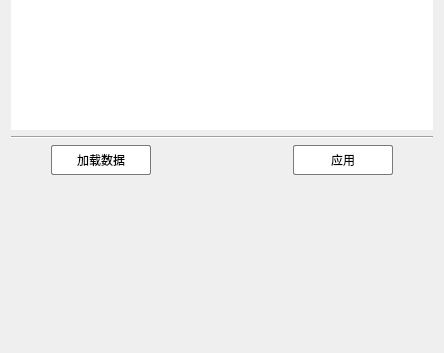
Qt form src/FormPostprocessing.ui (Aiopr-bits/MAVES) before a commit; both pictures show x 0 to 444 and y 359 to 712 of the 444 by 712 pixel window.
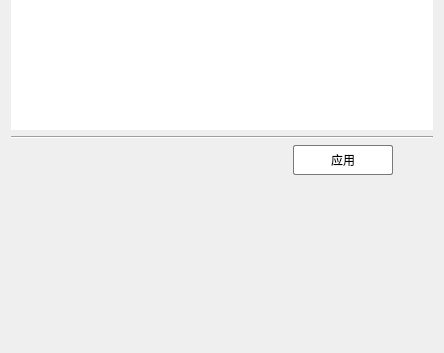
The same form after that commit. Icons and pictures are not drawn. Custom widgets are drawn as their Qt base class.

Commit message: feat:将后处理页面的加载数据案例更改为全局的案例导入功能

```diff
--- a/src/FormPostprocessing.ui
+++ b/src/FormPostprocessing.ui
@@ -720,57 +720,6 @@
      </item>
      <item>
       <layout class="QHBoxLayout" name="horizontalLayout_4">
-       <item>
-        <spacer name="horizontalSpacer_2">
-         <property name="orientation">
-          <enum>Qt::Horizontal</enum>
-         </property>
-         <property name="sizeType">
-          <enum>QSizePolicy::Fixed</enum>
-         </property>
-         <property name="sizeHint" stdset="0">
-          <size>
-           <width>40</width>
-           <height>20</height>
-          </size>
-         </property>
-        </spacer>
-       </item>
-       <item>
-        <widget class="QPushButton" name="pushButton">
-         <property name="minimumSize">
-          <size>
-           <width>100</width>
-           <height>30</height>
-          </size>
-         </property>
-         <property name="maximumSize">
-          <size>
-           <width>100</width>
-           <height>30</height>
-          </size>
-         </property>
-         <property name="styleSheet">
-          <string notr="true">QPushButton {
-    background-color: rgb(255, 255, 255); /* 背景色 */
-    border: 1px solid rgb(122, 122, 122); /* 边框色 */
-    border-radius: 2px; /* 圆润边框 */
-}
-
-QPushButton:hover {
-    background-color: rgb(242, 242, 242); /* 鼠标悬浮背景色 */
-}
-
-QPushButton:pressed {
-    background-color: rgb(235, 235, 235); /* 鼠标点击背景色 */
-}
-</string>
-         </property>
-         <property name="text">
-          <string>加载数据</string>
-         </property>
-        </widget>
-       </item>
        <item>
         <spacer name="horizontalSpacer_3">
          <property name="orientation">
```
The commit also changes 8 other files.
